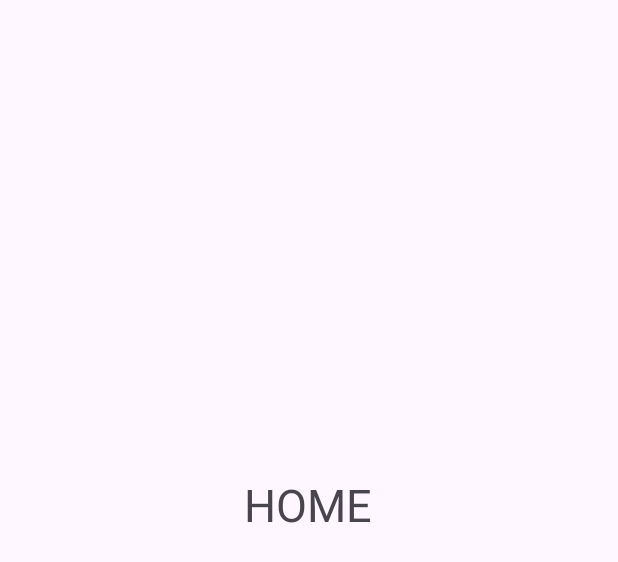
After one commit to ddasni/PromoHawk_Mobile, an Android app: the layout activity_home.xml on its own in the app's theme, with its tools: preview values and no code run, on a phone screen of 412 x 824 dp. The commit adds this screen. Shown: the top 562 px of the screen. Run offline under Robolectric (Android 15) with nearby library versions, the phone set to English and light mode, and no system bars.

Commit message:
pagina home indroduzida, com inicio de tela feito

```diff
--- /dev/null
+++ b/app/src/main/res/layout/activity_home.xml
@@ -0,0 +1,21 @@
+<?xml version="1.0" encoding="utf-8"?>
+<androidx.constraintlayout.widget.ConstraintLayout xmlns:android="http://schemas.android.com/apk/res/android"
+    xmlns:app="http://schemas.android.com/apk/res-auto"
+    xmlns:tools="http://schemas.android.com/tools"
+    android:id="@+id/main"
+    android:layout_width="match_parent"
+    android:layout_height="match_parent"
+    tools:context=".Home">
+
+    <TextView
+        android:id="@+id/textView6"
+        android:layout_width="wrap_content"
+        android:layout_height="wrap_content"
+        android:layout_marginTop="316dp"
+        android:text="HOME"
+        android:textSize="30sp"
+        app:layout_constraintEnd_toEndOf="parent"
+        app:layout_constraintHorizontal_bias="0.498"
+        app:layout_constraintStart_toStartOf="parent"
+        app:layout_constraintTop_toTopOf="parent" />
+</androidx.constraintlayout.widget.ConstraintLayout>
```
Also changed, not shown: app/src/main/java/com/example/promohawk/Home.java (added, +24 -0 lines), app/src/main/res/layout/activity_login.xml (+18 -19 lines), app/src/main/res/layout/activity_main.xml (+12 -2 lines).
